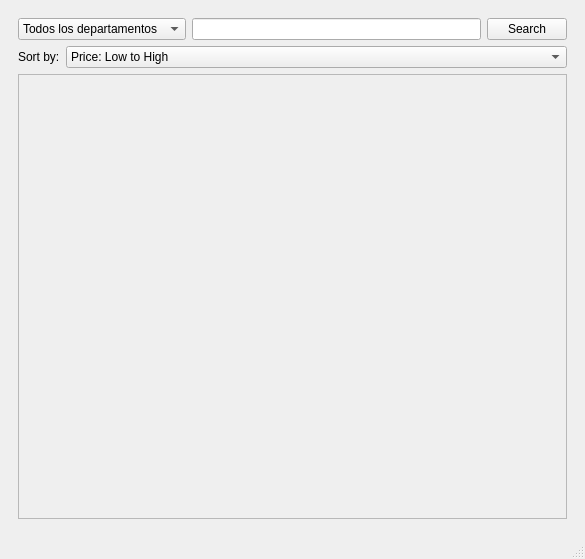
Before: the Qt Designer form mainwindow.ui in roblescristian4722/nile, drawn with Qt 5.
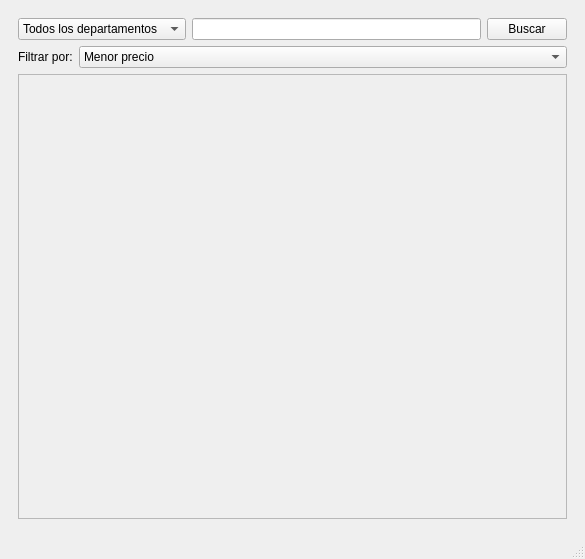
After: the same form once the commit is applied. The open tabs and pages were chosen to show the change.

Diff of the .ui file:
```diff
--- a/mainwindow.ui
+++ b/mainwindow.ui
@@ -10,6 +10,12 @@
     <height>559</height>
    </rect>
   </property>
+  <property name="sizePolicy">
+   <sizepolicy hsizetype="Ignored" vsizetype="Ignored">
+    <horstretch>0</horstretch>
+    <verstretch>0</verstretch>
+   </sizepolicy>
+  </property>
   <property name="windowTitle">
    <string>MainWindow</string>
   </property>
@@ -227,7 +233,7 @@
           <item>
            <widget class="QPushButton" name="buscarL">
             <property name="text">
-             <string>Search</string>
+             <string>Buscar</string>
             </property>
            </widget>
           </item>
@@ -238,7 +244,7 @@
           <item row="0" column="0">
            <widget class="QLabel" name="filtroL">
             <property name="text">
-             <string>Sort by:</string>
+             <string>Filtrar por:</string>
             </property>
            </widget>
           </item>
@@ -246,7 +252,7 @@
            <widget class="QComboBox" name="filtroCB">
             <item>
              <property name="text">
-              <string>Price: Low to High</string>
+              <string>Menor precio</string>
              </property>
             </item>
             <item>
```
Left out of the diff: 8 changed lines with no effect on the pictures.
